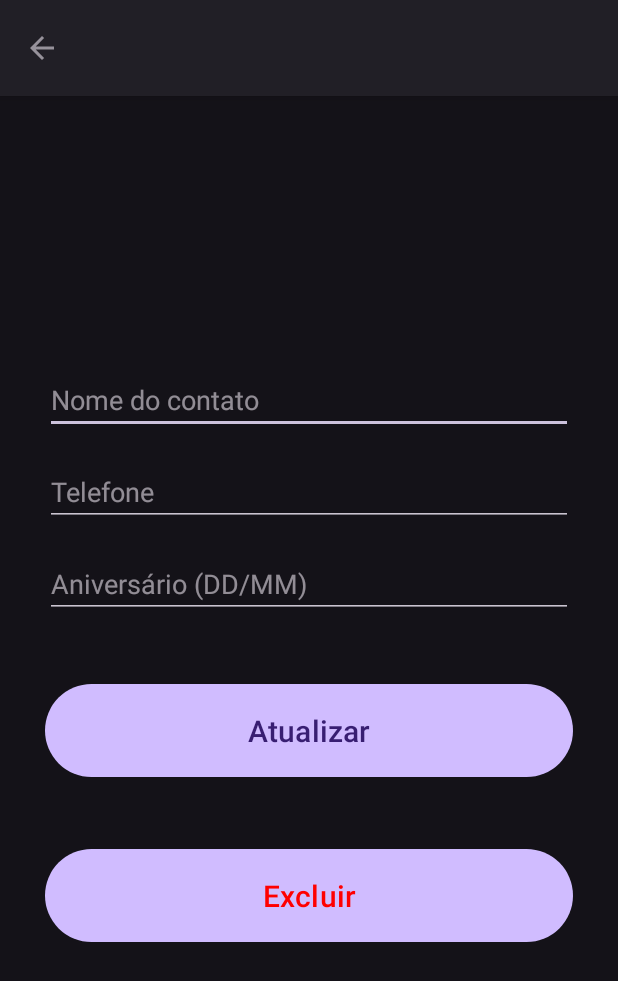
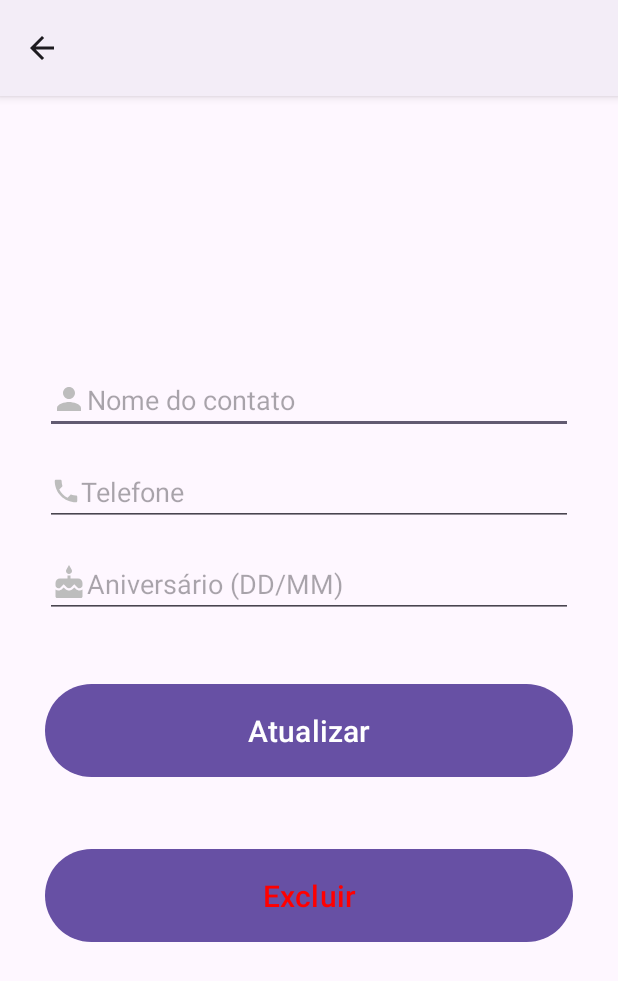
Before and after one commit to marxelo/contacts-pdm, an Android app: the UpdateActivity screen opened directly, with no data from a screen before it, on a phone screen of 412 x 824 dp. Shown: the top 981 px of the screen. Run offline under Robolectric (Android 15) with nearby library versions, the phone set to English and light mode, and no system bars.

Commit message:
add icon to forms

```diff
--- a/app/src/main/java/com/marcelo/contatos/CustomAdapter.java
+++ b/app/src/main/java/com/marcelo/contatos/CustomAdapter.java
@@ -54,7 +54,7 @@ public class CustomAdapter extends RecyclerView.Adapter<CustomAdapter.MyViewHold
     @Override
     public void onBindViewHolder(@NonNull final MyViewHolder holder, final int position) {
 
-        holder.contact_id_txt.setText(Utils.getInitials(String.valueOf(contact_name.get(position))));
+        holder.contact_id_txt.setText(Utils.getInitials(String.valueOf(contact_name.get(position)).toUpperCase()));
         holder.contact_name_txt.setText(String.valueOf(contact_name.get(position)));
         holder.contact_phone_txt.setText(String.valueOf(contact_phone.get(position)));
         holder.contact_birthday_txt.setText(String.valueOf(contact_birthday.get(position)));
@@ -76,7 +76,7 @@ public class CustomAdapter extends RecyclerView.Adapter<CustomAdapter.MyViewHold
         return contact_id.size();
     }
 
-    class MyViewHolder extends RecyclerView.ViewHolder {
+    public class MyViewHolder extends RecyclerView.ViewHolder {
 
         TextView contact_id_txt, contact_name_txt, contact_phone_txt, contact_birthday_txt;
         LinearLayout mainLayout;
--- /dev/null
+++ b/app/src/main/res/drawable/ic_cake.xml
@@ -0,0 +1,5 @@
+<vector android:height="24dp" android:tint="#BDBDBD"
+    android:viewportHeight="24" android:viewportWidth="24"
+    android:width="24dp" xmlns:android="http://schemas.android.com/apk/res/android">
+    <path android:fillColor="@android:color/white" android:pathData="M12,6c1.11,0 2,-0.9 2,-2 0,-0.38 -0.1,-0.73 -0.29,-1.03L12,0l-1.71,2.97c-0.19,0.3 -0.29,0.65 -0.29,1.03 0,1.1 0.9,2 2,2zM16.6,15.99l-1.07,-1.07 -1.08,1.07c-1.3,1.3 -3.58,1.31 -4.89,0l-1.07,-1.07 -1.09,1.07C6.75,16.64 5.88,17 4.96,17c-0.73,0 -1.4,-0.23 -1.96,-0.61L3,21c0,0.55 0.45,1 1,1h16c0.55,0 1,-0.45 1,-1v-4.61c-0.56,0.38 -1.23,0.61 -1.96,0.61 -0.92,0 -1.79,-0.36 -2.44,-1.01zM18,9h-5L13,7h-2v2L6,9c-1.66,0 -3,1.34 -3,3v1.54c0,1.08 0.88,1.96 1.96,1.96 0.52,0 1.02,-0.2 1.38,-0.57l2.14,-2.13 2.13,2.13c0.74,0.74 2.03,0.74 2.77,0l2.14,-2.13 2.13,2.13c0.37,0.37 0.86,0.57 1.38,0.57 1.08,0 1.96,-0.88 1.96,-1.96L20.99,12C21,10.34 19.66,9 18,9z"/>
+</vector>
--- /dev/null
+++ b/app/src/main/res/drawable/ic_person.xml
@@ -0,0 +1,5 @@
+<vector android:height="24dp" android:tint="#BDBDBD"
+    android:viewportHeight="24" android:viewportWidth="24"
+    android:width="24dp" xmlns:android="http://schemas.android.com/apk/res/android">
+    <path android:fillColor="@android:color/white" android:pathData="M12,12c2.21,0 4,-1.79 4,-4s-1.79,-4 -4,-4 -4,1.79 -4,4 1.79,4 4,4zM12,14c-2.67,0 -8,1.34 -8,4v2h16v-2c0,-2.66 -5.33,-4 -8,-4z"/>
+</vector>
--- /dev/null
+++ b/app/src/main/res/drawable/ic_phone.xml
@@ -0,0 +1,5 @@
+<vector android:height="20dp" android:tint="#BDBDBD"
+    android:viewportHeight="24" android:viewportWidth="24"
+    android:width="20dp" xmlns:android="http://schemas.android.com/apk/res/android">
+    <path android:fillColor="@android:color/white" android:pathData="M6.62,10.79c1.44,2.83 3.76,5.14 6.59,6.59l2.2,-2.2c0.27,-0.27 0.67,-0.36 1.02,-0.24 1.12,0.37 2.33,0.57 3.57,0.57 0.55,0 1,0.45 1,1V20c0,0.55 -0.45,1 -1,1 -9.39,0 -17,-7.61 -17,-17 0,-0.55 0.45,-1 1,-1h3.5c0.55,0 1,0.45 1,1 0,1.25 0.2,2.45 0.57,3.57 0.11,0.35 0.03,0.74 -0.25,1.02l-2.2,2.2z"/>
+</vector>
--- a/app/src/main/res/layout/activity_add.xml
+++ b/app/src/main/res/layout/activity_add.xml
@@ -15,7 +15,8 @@
         android:autofillHints="name"
         android:ems="10"
         android:hint="@string/contact_name"
-        android:inputType="textPersonName"
+        android:inputType="textCapWords"
+        android:drawableStart="@drawable/ic_person"
         app:layout_constraintEnd_toEndOf="parent"
         app:layout_constraintStart_toStartOf="parent"
         app:layout_constraintTop_toTopOf="parent" />
@@ -29,6 +30,7 @@
         android:ems="10"
         android:inputType="phone"
         android:hint="@string/phone_number"
+        android:drawableStart="@drawable/ic_phone"
         app:layout_constraintEnd_toEndOf="parent"
         app:layout_constraintStart_toStartOf="parent"
         app:layout_constraintTop_toBottomOf="@+id/name_input" />
@@ -42,6 +44,7 @@
         android:ems="10"
         android:inputType="date"
         android:hint="@string/birthday_input_label"
+        android:drawableStart="@drawable/ic_cake"
         app:layout_constraintEnd_toEndOf="parent"
         app:layout_constraintStart_toStartOf="parent"
         app:layout_constraintTop_toBottomOf="@+id/phone_input" />
--- a/app/src/main/res/layout/activity_main.xml
+++ b/app/src/main/res/layout/activity_main.xml
@@ -25,6 +25,7 @@
         android:layout_width="match_parent"
         android:layout_height="match_parent"
         android:paddingHorizontal="8dp"
+        android:layout_marginTop="-70dp"
         app:layout_constraintBottom_toBottomOf="parent"
         app:layout_constraintEnd_toEndOf="parent"
         app:layout_constraintStart_toStartOf="parent"
--- a/app/src/main/res/layout/activity_update.xml
+++ b/app/src/main/res/layout/activity_update.xml
@@ -16,6 +16,7 @@
         android:ems="10"
         android:hint="@string/contact_name"
         android:inputType="textPersonName"
+        android:drawableStart="@drawable/ic_person"
         app:layout_constraintEnd_toEndOf="parent"
         app:layout_constraintStart_toStartOf="parent"
         app:layout_constraintTop_toTopOf="parent" />
@@ -29,6 +30,7 @@
         android:ems="10"
         android:inputType="phone"
         android:hint="@string/phone_number"
+        android:drawableStart="@drawable/ic_phone"
         app:layout_constraintEnd_toEndOf="parent"
         app:layout_constraintStart_toStartOf="parent"
         app:layout_constraintTop_toBottomOf="@+id/name_input2" />
@@ -42,6 +44,7 @@
         android:ems="10"
         android:inputType="date"
         android:hint="@string/birthday_input_label"
+        android:drawableStart="@drawable/ic_cake"
         app:layout_constraintEnd_toEndOf="parent"
         app:layout_constraintStart_toStartOf="parent"
         app:layout_constraintTop_toBottomOf="@+id/phone_input2" />
--- a/app/src/main/res/values-night/themes.xml
+++ b/app/src/main/res/values-night/themes.xml
@@ -1,6 +1,6 @@
 <resources xmlns:tools="http://schemas.android.com/tools">
     <!-- Base application theme. -->
-    <style name="Base.Theme.Contatos" parent="Theme.Material3.Light">
+    <style name="Base.Theme.Contatos" parent="Theme.Material3.Dark">
         <!-- Customize your dark theme here. -->
         <!-- <item name="colorPrimary">@color/my_dark_primary</item> -->
     </style>
--- a/app/src/main/res/values/strings.xml
+++ b/app/src/main/res/values/strings.xml
@@ -10,7 +10,7 @@
     <string name="birthday_placeholder">01/01</string>
     <string name="phone_number_placeholder">+55 (99)99999-9999</string>
     <string name="name_placeholder">Fulano da Silva</string>
-    <string name="id_placeholder">1</string>
+    <string name="id_placeholder">FS</string>
     <string name="confirm_delete_message">"Tem certeza que deseja excluir "</string>
     <string name="no_contact2">Nenhum contato cadastrado.</string>
     <string name="save">Salvar</string>
--- a/app/src/main/res/values/themes.xml
+++ b/app/src/main/res/values/themes.xml
@@ -1,6 +1,6 @@
 <resources xmlns:tools="http://schemas.android.com/tools">
     <!-- Base application theme. -->
-    <style name="Base.Theme.Contatos" parent="Theme.Material3.Dark">
+    <style name="Base.Theme.Contatos" parent="Theme.Material3.Light">
         <!-- Customize your light theme here. -->
         <!-- <item name="colorPrimary">@color/my_light_primary</item> -->
     </style>
```
Also changed, not shown: app/src/main/res/drawable/ic_launcher_foreground.xml (added, +24 -0 lines), app/src/main/res/drawable/rounded_corner_view.xml (added, +15 -0 lines), app/src/main/res/layout/my_row.xml (+32 -5 lines).
